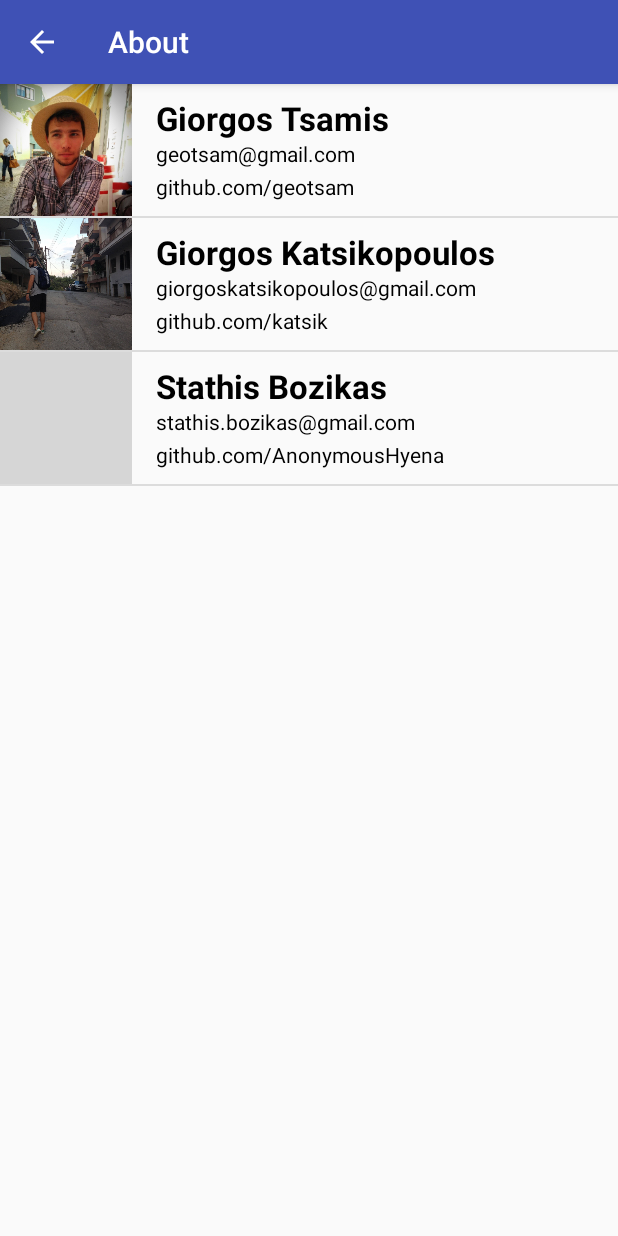
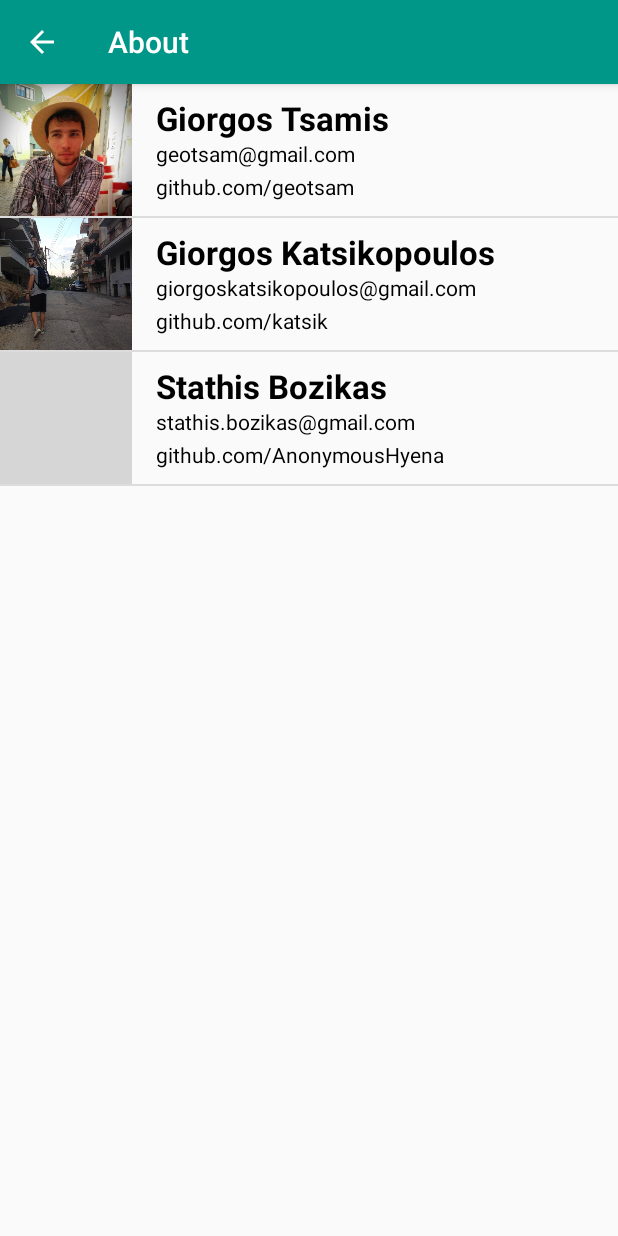
Before and after one commit to katsik/stillStanding, an Android app: the AboutActivity screen opened directly, with no data from a screen before it, on a phone screen of 412 x 824 dp. Run offline under Robolectric (Android 15) with nearby library versions, the phone set to English and light mode, and no system bars; grey boxes are pictures that could not be loaded.

Commit message:
Changed primary (normal/dark) color from default blue to teal.

```diff
--- a/app/src/main/res/values/colors.xml
+++ b/app/src/main/res/values/colors.xml
@@ -1,6 +1,6 @@
 <?xml version="1.0" encoding="utf-8"?>
 <resources>
-    <color name="colorPrimary">#3F51B5</color>
-    <color name="colorPrimaryDark">#303F9F</color>
+    <color name="colorPrimary">#009688</color>
+    <color name="colorPrimaryDark">#00796B</color>
     <color name="colorAccent">#FF4081</color>
 </resources>
```
